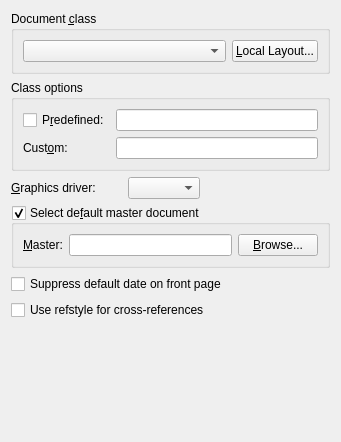
The window that src/frontends/qt4/ui/LaTeXUi.ui (cburschka/lyx) describes before a commit, drawn with Qt 5.
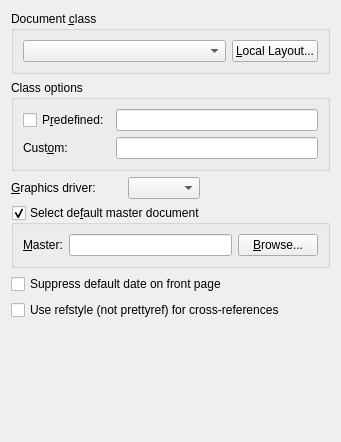
The same window after the commit.

Commit message: Indicate alternative.

```diff
--- a/src/frontends/qt4/ui/LaTeXUi.ui
+++ b/src/frontends/qt4/ui/LaTeXUi.ui
@@ -203,7 +203,7 @@
    <item row="5" column="0" colspan="4">
     <widget class="QCheckBox" name="refstyleCB">
      <property name="text">
-      <string>Use refstyle for cross-references</string>
+      <string>Use refstyle (not prettyref) for cross-references</string>
      </property>
     </widget>
    </item>
```
